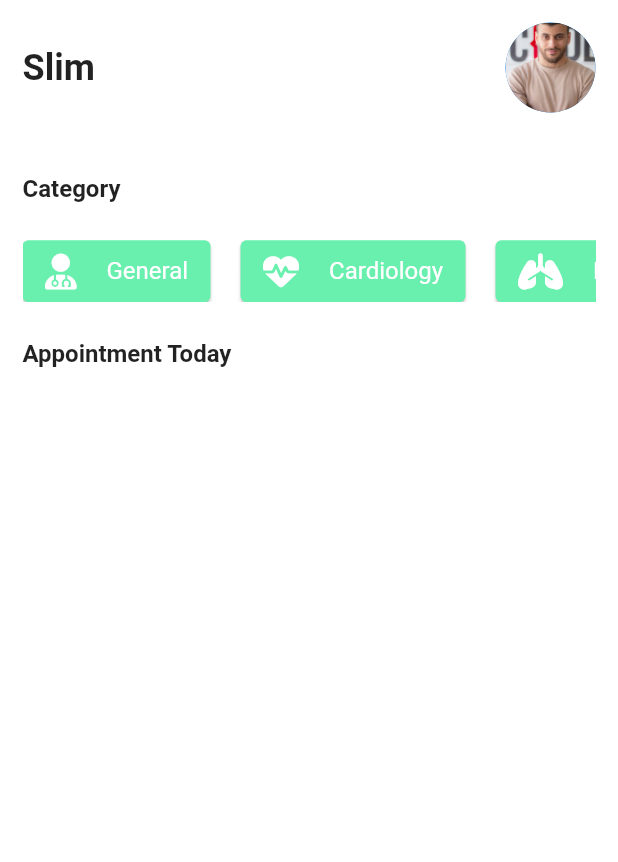
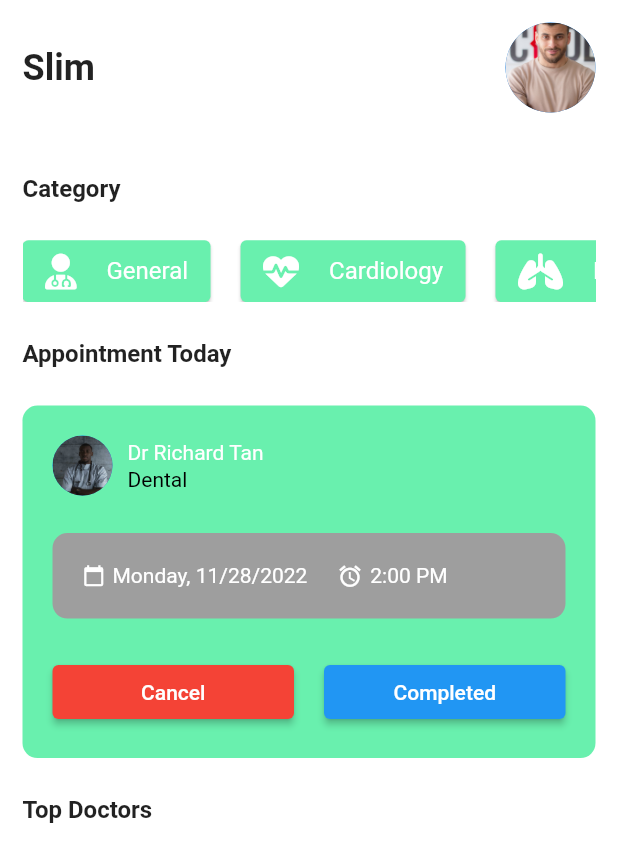
Before and after one commit to Amdounislim/Flutter_Doctor_appointment, a Flutter app: the HomePage screen opened directly, on a phone screen of 412 x 824 dp. Shown: the top 862 px of the screen. Run offline on Flutter 3.47's test engine with Material 2 defaults, Android fonts, the phone set to English and light mode, and no system bars; our stand-ins replace font_awesome_flutter.

Commit message:
Appointment_Card_Widget

```diff
--- /dev/null
+++ b/lib/components/appointment_card.dart
@@ -0,0 +1,142 @@
+import 'package:doctor_appointment/utils/config.dart';
+import 'package:flutter/material.dart';
+
+class AppointmentCard extends StatefulWidget {
+  const AppointmentCard({super.key});
+
+  @override
+  State<AppointmentCard> createState() => _AppointmentCardState();
+}
+
+class _AppointmentCardState extends State<AppointmentCard> {
+  @override
+  Widget build(BuildContext context) {
+    return Container(
+      width: double.infinity,
+      decoration: BoxDecoration(
+        color: Config.primaryColor,
+        borderRadius: BorderRadius.circular(10),
+      ),
+      child: Material(
+          color: Colors.transparent,
+          child: Padding(
+            padding: const EdgeInsets.all(20),
+            child: Column(
+              children: <Widget>[
+                Row(
+                  children: [
+                    CircleAvatar(
+                      backgroundImage: AssetImage(
+                          "assets/doctor_1.jpg"), //insert doctor profile
+                    ),
+                    const SizedBox(width: 10),
+                    Column(
+                      mainAxisAlignment: MainAxisAlignment.center,
+                      crossAxisAlignment: CrossAxisAlignment.start,
+                      children: <Widget>[
+                        Text(
+                          'Dr Richard Tan',
+                          style: const TextStyle(color: Colors.white),
+                        ),
+                        const SizedBox(
+                          height: 2,
+                        ),
+                        Text(
+                          "Dental",
+                          style: const TextStyle(color: Colors.black),
+                        )
+                      ],
+                    )
+                  ],
+                ),
+                Config.spaceSmall,
+                const ScheduleCard(),
+                Config.spaceSmall,
+                Row(
+                  mainAxisAlignment: MainAxisAlignment.spaceBetween,
+                  children: [
+                    Expanded(
+                      child: ElevatedButton(
+                        style: ElevatedButton.styleFrom(
+                          backgroundColor: Colors.red,
+                        ),
+                        child: const Text(
+                          'Cancel',
+                          style: TextStyle(color: Colors.white),
+                        ),
+                        onPressed: () {},
+                      ),
+                    ),
+                    const SizedBox(
+                      width: 20,
+                    ),
+                    Expanded(
+                      child: ElevatedButton(
+                        style: ElevatedButton.styleFrom(
+                          backgroundColor: Colors.blue,
+                        ),
+                        child: const Text(
+                          'Completed',
+                          style: TextStyle(color: Colors.white),
+                        ),
+                        onPressed: () {},
+                      ),
+                    ),
+                  ],
+                )
+              ],
+            ),
+          )),
+    );
+  }
+}
+
+class ScheduleCard extends StatelessWidget {
+  const ScheduleCard({Key? key}) : super(key: key);
+  // final Map<String, dynamic> appointment;
+
+  @override
+  Widget build(BuildContext context) {
+    return Container(
+      decoration: BoxDecoration(
+        color: Colors.grey,
+        borderRadius: BorderRadius.circular(10),
+      ),
+      width: double.infinity,
+      padding: const EdgeInsets.all(20),
+      child: Row(
+        crossAxisAlignment: CrossAxisAlignment.center,
+        children: <Widget>[
+          const Icon(
+            Icons.calendar_today,
+            color: Colors.white,
+            size: 15,
+          ),
+          const SizedBox(
+            width: 5,
+          ),
+          Text(
+            'Monday, 11/28/2022',
+            style: const TextStyle(color: Colors.white),
+          ),
+          const SizedBox(
+            width: 20,
+          ),
+          const Icon(
+            Icons.access_alarm,
+            color: Colors.white,
+            size: 17,
+          ),
+          const SizedBox(
+            width: 5,
+          ),
+          Flexible(
+              child: Text(
+            "2:00 PM",
+            style: const TextStyle(color: Colors.white),
+          ))
+        ],
+      ),
+    );
+  }
+}
--- a/lib/screens/home_page.dart
+++ b/lib/screens/home_page.dart
@@ -1,3 +1,4 @@
+import 'package:doctor_appointment/components/appointment_card.dart';
 import 'package:doctor_appointment/utils/config.dart';
 import 'package:flutter/material.dart';
 import 'package:font_awesome_flutter/font_awesome_flutter.dart';
@@ -110,6 +111,13 @@ class _HomePageState extends State<HomePage> {
               style: TextStyle(fontSize: 16, fontWeight: FontWeight.bold),
             ),
             Config.spaceSmall,
+            AppointmentCard(),
+            Config.spaceSmall,
+            const Text(
+              'Top Doctors',
+              style: TextStyle(fontSize: 16, fontWeight: FontWeight.bold),
+            ),
+
           ],
         )),
       ),
```
Also changed, not shown: assets/doctor_1.jpg (added), assets/doctor_2.jpg (added), assets/doctor_3.jpg (added), assets/doctor_4.jpg (added), assets/doctor_5.jpg (added), assets/doctor_6.jpg (added), assets/doctor_7.jpg (added), assets/doctor_8.jpg (added), assets/doctor_9.jpg (added).
